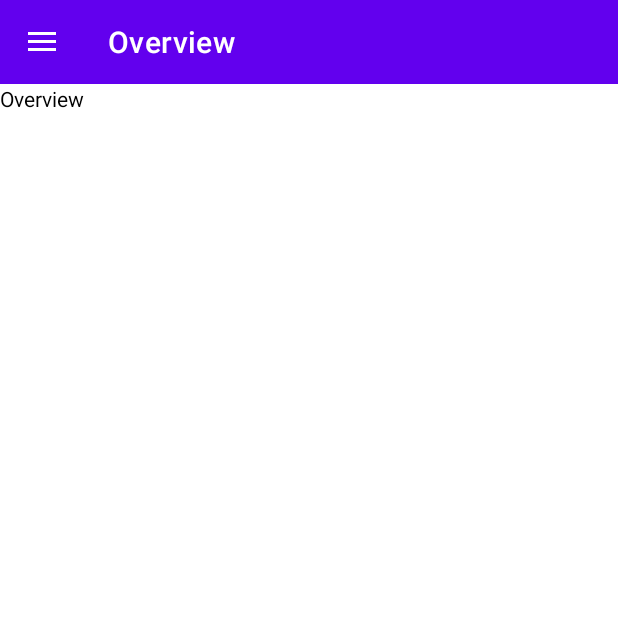
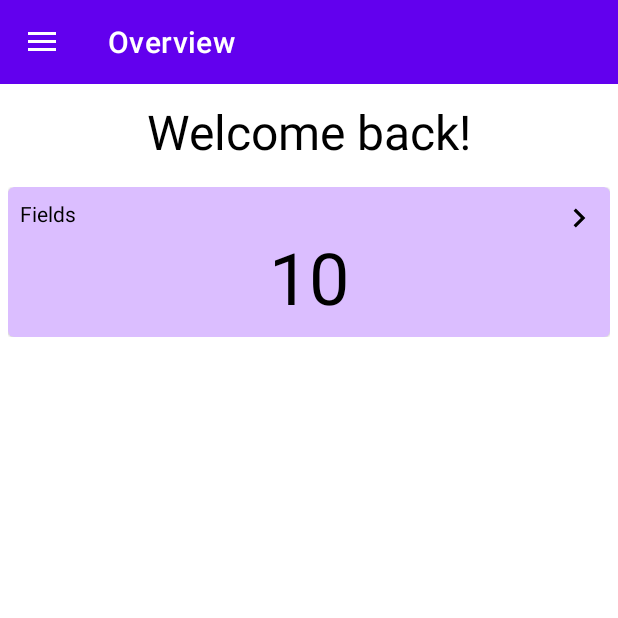
Before and after one commit to FDniel97/Ipari-mez-gazdas-gi-alkalmaz-s, an Android app: the screen it shows after launch (MainActivity), on a phone screen of 412 x 824 dp, the top half of it. Run offline under Robolectric (Android 15) with nearby library versions, the phone set to English and light mode, and no system bars; our stand-ins replace Room's generated code, data binding, navigation-ui; 1 statement that could not run was skipped.

Commit message:
AMSD-46: OverviewFragment: add welcome text and field count card

```diff
--- a/AgriculturalManagement/app/src/main/java/com/example/agriculturalmanagement/OverviewFragment.java
+++ b/AgriculturalManagement/app/src/main/java/com/example/agriculturalmanagement/OverviewFragment.java
@@ -1,64 +1,60 @@
 package com.example.agriculturalmanagement;
 
 import android.os.Bundle;
-
-import androidx.fragment.app.Fragment;
-
 import android.view.LayoutInflater;
 import android.view.View;
 import android.view.ViewGroup;
 
-/**
- * A simple {@link Fragment} subclass.
- * Use the {@link OverviewFragment#newInstance} factory method to
- * create an instance of this fragment.
- */
+import androidx.annotation.NonNull;
+import androidx.annotation.Nullable;
+import androidx.fragment.app.Fragment;
+import androidx.lifecycle.MutableLiveData;
+import androidx.lifecycle.ViewModelProvider;
+import androidx.navigation.NavOptions;
+import androidx.navigation.Navigation;
+import androidx.navigation.ui.NavigationUI;
+
+import com.example.agriculturalmanagement.databinding.FragmentOverviewBinding;
+import com.example.agriculturalmanagement.model.AppViewModel;
+import com.google.android.material.card.MaterialCardView;
+
 public class OverviewFragment extends Fragment {
+    public MutableLiveData<Integer> fieldCount = new MutableLiveData<>(0);
 
-    // TODO: Rename parameter arguments, choose names that match
-    // the fragment initialization parameters, e.g. ARG_ITEM_NUMBER
-    private static final String ARG_PARAM1 = "param1";
-    private static final String ARG_PARAM2 = "param2";
-
-    // TODO: Rename and change types of parameters
-    private String mParam1;
-    private String mParam2;
-
-    public OverviewFragment() {
-        // Required empty public constructor
-    }
-
-    /**
-     * Use this factory method to create a new instance of
-     * this fragment using the provided parameters.
-     *
-     * @param param1 Parameter 1.
-     * @param param2 Parameter 2.
-     * @return A new instance of fragment OverviewFragment.
-     */
-    // TODO: Rename and change types and number of parameters
-    public static OverviewFragment newInstance(String param1, String param2) {
-        OverviewFragment fragment = new OverviewFragment();
-        Bundle args = new Bundle();
-        args.putString(ARG_PARAM1, param1);
-        args.putString(ARG_PARAM2, param2);
-        fragment.setArguments(args);
-        return fragment;
-    }
-
-    @Override
-    public void onCreate(Bundle savedInstanceState) {
-        super.onCreate(savedInstanceState);
-        if (getArguments() != null) {
-            mParam1 = getArguments().getString(ARG_PARAM1);
-            mParam2 = getArguments().getString(ARG_PARAM2);
-        }
-    }
+    public OverviewFragment() { }
 
     @Override
     public View onCreateView(LayoutInflater inflater, ViewGroup container,
                              Bundle savedInstanceState) {
-        // Inflate the layout for this fragment
-        return inflater.inflate(R.layout.fragment_overview, container, false);
+
+        var binding = FragmentOverviewBinding.inflate(inflater, container, false);
+        binding.setViewModel(this);
+        binding.setLifecycleOwner(getViewLifecycleOwner());
+
+        return binding.getRoot();
+    }
+
+    @Override
+    public void onViewCreated(@NonNull View view, @Nullable Bundle savedInstanceState) {
+        super.onViewCreated(view, savedInstanceState);
+
+        var navController = Navigation.findNavController(view);
+        var viewModel = new ViewModelProvider(requireActivity()).get(AppViewModel.class);
+
+        viewModel.getAllFields().observe(getViewLifecycleOwner(), newValue -> {
+            fieldCount.setValue(newValue.size());
+        });
+
+        {
+            MaterialCardView c = view.findViewById(R.id.field_count_card);
+            c.setOnClickListener(v -> {
+                // https://stackoverflow.com/questions/71565073/why-does-navigation-not-work-in-the-navigation-drawer-activity-template-with-ver
+                NavOptions navOptions = new NavOptions.Builder()
+                        .setPopUpTo(R.id.overview_dest, false, true)
+                        .setRestoreState(true)
+                        .build();
+                navController.navigate(OverviewFragmentDirections.actionOverviewDestToFieldListDest(), navOptions);
+            });
+        }
     }
 }
--- a/AgriculturalManagement/app/src/main/res/layout/fragment_overview.xml
+++ b/AgriculturalManagement/app/src/main/res/layout/fragment_overview.xml
@@ -1,14 +1,43 @@
 <?xml version="1.0" encoding="utf-8"?>
-<FrameLayout xmlns:android="http://schemas.android.com/apk/res/android"
-    xmlns:tools="http://schemas.android.com/tools"
-    android:layout_width="match_parent"
-    android:layout_height="match_parent"
-    tools:context=".OverviewFragment">
+<layout xmlns:android="http://schemas.android.com/apk/res/android"
+    xmlns:app="http://schemas.android.com/apk/res-auto"
+    xmlns:tools="http://schemas.android.com/tools">
 
-    <!-- TODO: Update blank fragment layout -->
-    <TextView
+    <data>
+        <variable
+            name="viewModel"
+            type="com.example.agriculturalmanagement.OverviewFragment" />
+    </data>
+
+    <LinearLayout
         android:layout_width="match_parent"
         android:layout_height="match_parent"
-        android:text="@string/overview" />
+        android:orientation="vertical"
+        tools:context=".OverviewFragment">
 
-</FrameLayout>
+        <TextView
+            android:layout_width="match_parent"
+            android:layout_height="wrap_content"
+            android:textSize="32dp"
+            android:textAlignment="center"
+            android:layout_margin="10dp"
+            android:text="@string/welcome_back" />
+
+        <LinearLayout
+            android:layout_width="match_parent"
+            android:layout_height="wrap_content"
+            android:orientation="vertical"
+            android:layout_margin="5dp" >
+
+            <include
+                layout="@layout/include_number_card"
+                android:id="@+id/field_count_card"
+                android:layout_width="match_parent"
+                android:layout_height="wrap_content"
+                app:cardName='@{@string/fields}'
+                app:cardNumber="@{viewModel.fieldCount}"
+                app:cardBackgroundColorInt="@{@color/purple_100}" />
+
+        </LinearLayout>
+    </LinearLayout>
+</layout>
--- a/AgriculturalManagement/app/src/main/res/navigation/mobile_navigation.xml
+++ b/AgriculturalManagement/app/src/main/res/navigation/mobile_navigation.xml
@@ -21,6 +21,9 @@
         android:name="com.example.agriculturalmanagement.OverviewFragment"
         android:label="@string/overview"
         tools:layout="@layout/fragment_overview">
+        <action
+            android:id="@+id/action_overview_dest_to_field_list_dest"
+            app:destination="@id/field_list_dest" />
     </fragment>
 
     <fragment
```
